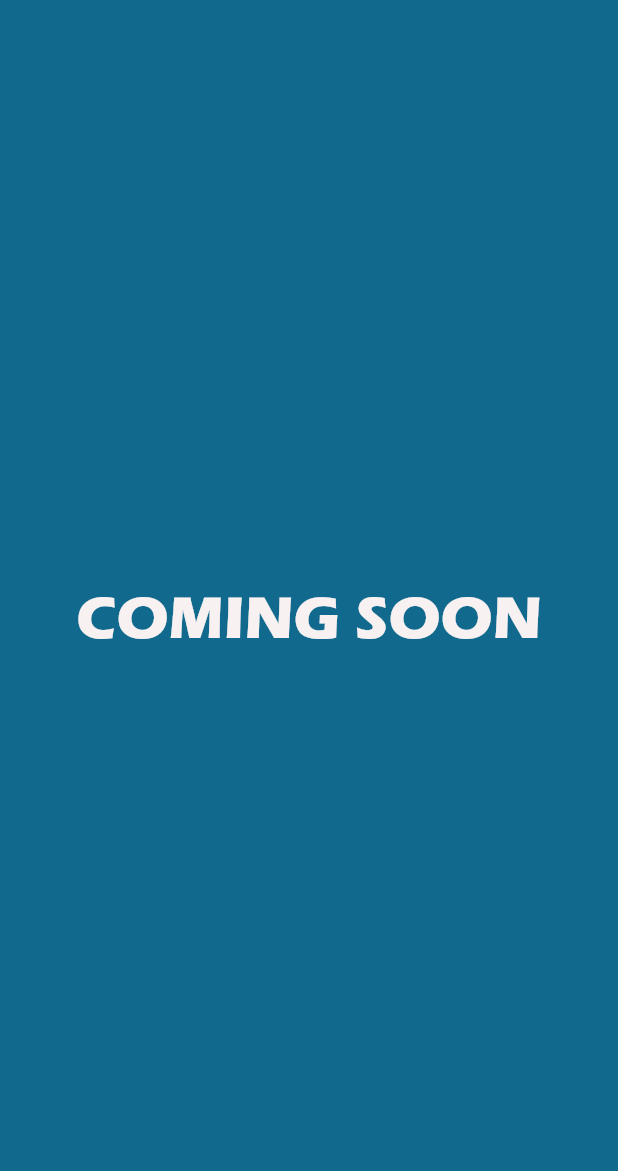
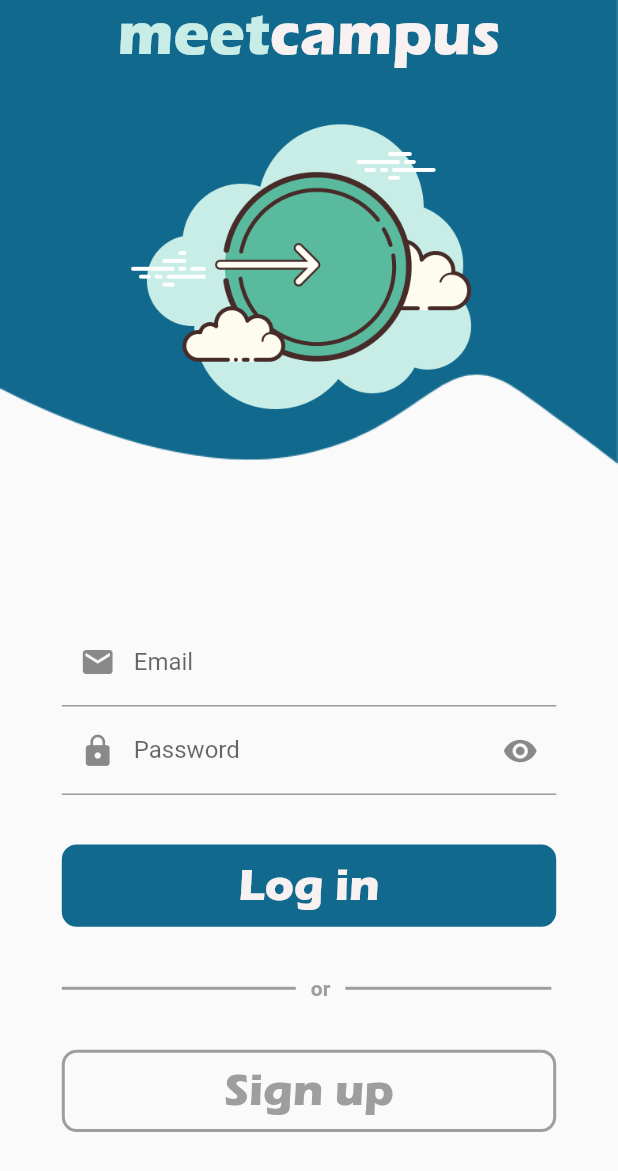
Before and after one commit to meetcampus/meetcampus_mobil, a Flutter app: the screen it shows after launch, after a tap on "SKIP", after a tap on "START", on a phone screen of 412 x 824 dp. Shown: the top 1171 px of the screen. Run offline on Flutter 3.47's test engine with Material 2 defaults, Android fonts, the phone set to English and light mode, and no system bars; our stand-ins replace shared_preferences, smooth_page_indicator.

```diff
--- a/lib/main.dart
+++ b/lib/main.dart
@@ -6,12 +6,21 @@ import 'package:shared_preferences/shared_preferences.dart';
 
 int initScreen;
 void main() async {
+  //onboarding just to see once
   WidgetsFlutterBinding.ensureInitialized();
   var prefs = await SharedPreferences.getInstance();
   initScreen = await prefs.getInt('initScreen');
   await prefs.setInt('initScreen', 1);
+
+  //hide status bar
   await SystemChrome.setEnabledSystemUIOverlays([]);
-  runApp(MyApp());
+
+  //disable rotation
+  await SystemChrome.setPreferredOrientations([
+    DeviceOrientation.portraitUp,
+  ]).then((_) {
+    runApp(MyApp());
+  });
 }
 
 class MyApp extends StatelessWidget {
--- /dev/null
+++ b/lib/screens/login_screen.dart
@@ -0,0 +1,188 @@
+import 'package:flutter/material.dart';
+import 'package:meetcampus_mobil/screens/signup_screen.dart';
+import 'package:meetcampus_mobil/utilities/styles.dart';
+
+class LoginScreen extends StatefulWidget {
+  @override
+  _LoginScreenState createState() => _LoginScreenState();
+}
+
+class _LoginScreenState extends State<LoginScreen> {
+  bool isPasswordVisible = false;
+
+  @override
+  Widget build(BuildContext context) {
+    final dynamicHeight = MediaQuery.of(context).size.height * 0.4;
+    final dynamicWidth = MediaQuery.of(context).size.width;
+    return Scaffold(
+      body: Column(
+        children: [
+          buildUpPanel(dynamicHeight),
+          buildBottomPanel(dynamicWidth, dynamicHeight),
+        ],
+      ),
+    );
+  }
+
+  Expanded buildBottomPanel(double dynamicWidth, double dynamicHeight) {
+    return Expanded(
+      flex: 1,
+      child: SingleChildScrollView(
+        child: Padding(
+          padding: EdgeInsets.symmetric(
+            horizontal: dynamicWidth / 10,
+          ),
+          child: Column(
+            crossAxisAlignment: CrossAxisAlignment.end,
+            children: [
+              buildEmailTexField(),
+              buildPassTexField(),
+              SizedBox(
+                height: dynamicHeight * 0.10,
+              ),
+              buildButton(dynamicWidth, dynamicHeight)
+            ],
+          ),
+        ),
+      ),
+    );
+  }
+
+  Expanded buildUpPanel(double dynamicHeight) {
+    return Expanded(
+      flex: 1,
+      child: SingleChildScrollView(
+        child: Container(
+          child: Column(
+            children: [
+              SafeArea(child: buildTitle()),
+              Image.asset(
+                'assets/login.png',
+                height: dynamicHeight * 0.8,
+              )
+            ],
+          ),
+          decoration: BoxDecoration(
+              image: DecorationImage(
+            fit: BoxFit.fill,
+            image: AssetImage('assets/mask1.png'),
+          )),
+        ),
+      ),
+    );
+  }
+
+  Column buildButton(double dynamicWidth, double dynamicHeight) {
+    return Column(
+      children: [
+        Container(
+          width: dynamicWidth,
+          height: dynamicHeight / 6,
+          decoration: BoxDecoration(
+            color: backColorBlue,
+            borderRadius: BorderRadius.circular(10),
+          ),
+          child: Center(
+            child: Text('Log in', style: TextStyle(fontFamily: 'Eras', fontSize: 30, color: textColorOne)),
+          ),
+        ),
+        SizedBox(
+          height: dynamicHeight * 0.10,
+        ),
+        Row(
+          children: [
+            Container(
+              color: Colors.grey,
+              height: 2,
+              width: (dynamicWidth / 2) - 50,
+            ),
+            SizedBox(
+              width: 10,
+            ),
+            Text(
+              'or',
+              style: TextStyle(color: Colors.grey, fontWeight: FontWeight.bold),
+            ),
+            SizedBox(
+              width: 10,
+            ),
+            Container(
+              color: Colors.grey,
+              height: 2,
+              width: (dynamicWidth / 3),
+            ),
+          ],
+        ),
+        SizedBox(
+          height: dynamicHeight * 0.10,
+        ),
+        GestureDetector(
+          onTap: () {
+            Navigator.pushReplacement(
+              context,
+              PageRouteBuilder(
+                  transitionDuration: Duration(seconds: 1),
+                  transitionsBuilder: (BuildContext context, Animation<double> animation, Animation<double> secAnimation, Widget child) {
+                    animation = CurvedAnimation(parent: animation, curve: Curves.bounceOut);
+                    return ScaleTransition(
+                      scale: animation,
+                      alignment: Alignment.center,
+                      child: child,
+                    );
+                  },
+                  pageBuilder: (BuildContext context, Animation<double> animation, Animation<double> secAnimation) {
+                    return SignupScreen();
+                  }),
+            );
+          },
+          child: Container(
+            width: dynamicWidth,
+            height: dynamicHeight / 6,
+            decoration: BoxDecoration(
+              color: Colors.transparent,
+              border: Border.all(color: Colors.grey, width: 2),
+              borderRadius: BorderRadius.circular(10),
+            ),
+            child: Center(
+              child: Text('Sign up', style: TextStyle(fontFamily: 'Eras', fontSize: 30, color: Colors.grey)),
+            ),
+          ),
+        ),
+      ],
+    );
+  }
+
+  TextFormField buildPassTexField() {
+    return TextFormField(
+      obscureText: isPasswordVisible,
+      decoration: InputDecoration(
+          prefixIcon: Icon(Icons.lock),
+          labelText: 'Password',
+          suffixIcon: IconButton(
+            onPressed: () => setState(() => isPasswordVisible = !isPasswordVisible),
+            icon: isPasswordVisible ? Icon(Icons.visibility_off) : Icon(Icons.visibility),
+          )),
+    );
+  }
+
+  TextFormField buildEmailTexField() {
+    return TextFormField(
+      keyboardType: TextInputType.name,
+      decoration: InputDecoration(
+        labelText: 'Email',
+        prefixIcon: Icon(Icons.email),
+        hoverColor: backColorBlue,
+      ),
+    );
+  }
+
+  Row buildTitle() {
+    return Row(
+      mainAxisAlignment: MainAxisAlignment.center,
+      children: [
+        Text('meet', style: textStyleLogo),
+        Text('campus', style: textStyleLogo2),
+      ],
+    );
+  }
+}
--- a/lib/screens/onboarding_screen.dart
+++ b/lib/screens/onboarding_screen.dart
@@ -1,5 +1,5 @@
 import 'package:flutter/material.dart';
-import 'package:meetcampus_mobil/screens/main_screen.dart';
+import 'package:meetcampus_mobil/screens/login_screen.dart';
 import 'package:meetcampus_mobil/utilities/styles.dart';
 import 'package:smooth_page_indicator/smooth_page_indicator.dart';
 
@@ -83,7 +83,6 @@ class _OnboardingScreenState extends State<OnboardingScreen> {
               ),
             ],
           ),
-          buildNextButton(),
         ],
       ),
     );
@@ -118,7 +117,6 @@ class _OnboardingScreenState extends State<OnboardingScreen> {
               ),
             ],
           ),
-          buildNextButton(),
         ],
       ),
     );
@@ -159,7 +157,7 @@ class _OnboardingScreenState extends State<OnboardingScreen> {
             ),
             GestureDetector(
               onTap: () {
-                Navigator.pushReplacement(context, MaterialPageRoute(builder: (context) => MainScreen()));
+                Navigator.pushReplacement(context, MaterialPageRoute(builder: (context) => LoginScreen()));
               },
               child: Container(
                 height: 50,
--- a/lib/screens/splash_screen.dart
+++ b/lib/screens/splash_screen.dart
@@ -1,6 +1,6 @@
 import 'dart:async';
 import 'package:flutter/material.dart';
-import 'package:meetcampus_mobil/screens/main_screen.dart';
+import 'package:meetcampus_mobil/screens/login_screen.dart';
 import 'package:meetcampus_mobil/utilities/styles.dart';
 
 class SplashScreen extends StatefulWidget {
@@ -13,7 +13,7 @@ class _SplashScreenState extends State<SplashScreen> {
   void initState() {
     super.initState();
     Timer(Duration(seconds: 3), () {
-      Navigator.pushReplacement(context, MaterialPageRoute(builder: (context) => MainScreen()));
+      Navigator.pushReplacement(context, MaterialPageRoute(builder: (context) => LoginScreen()));
     });
   }
 
```
Also changed, not shown: lib/screens/signup_screen.dart (added, +199 -0 lines), assets/login.png (added), assets/mask1.png (added), assets/mask2.png (added), assets/register.png (added), lib/screens/main_screen.dart (line endings or trailing spaces).
